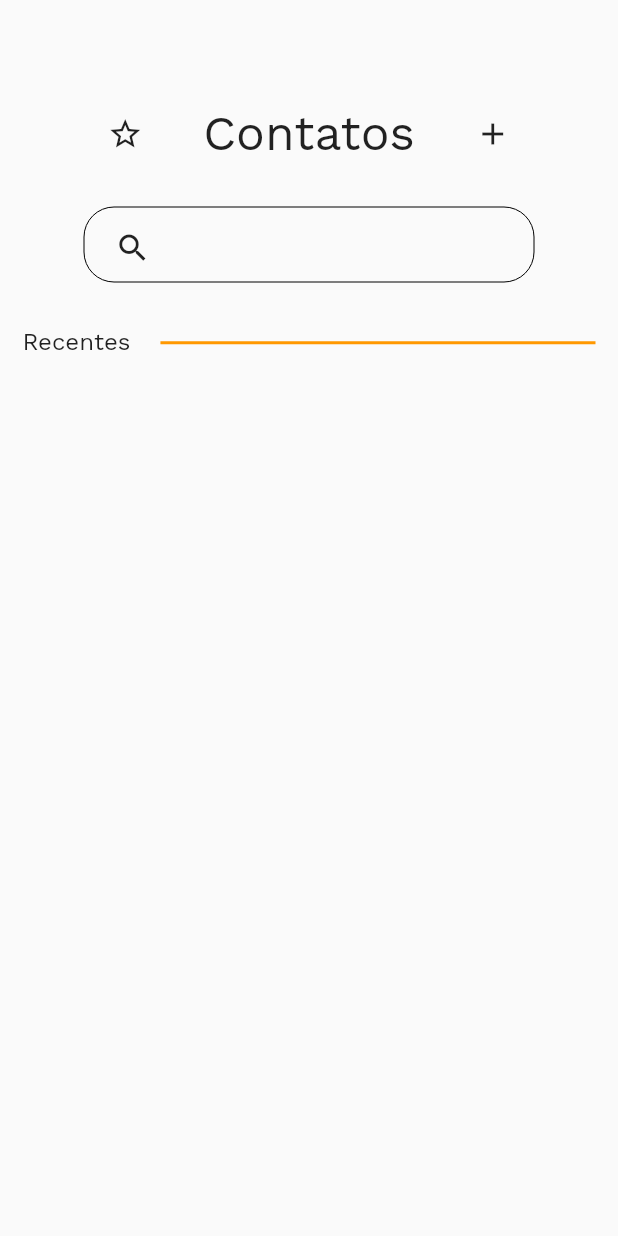
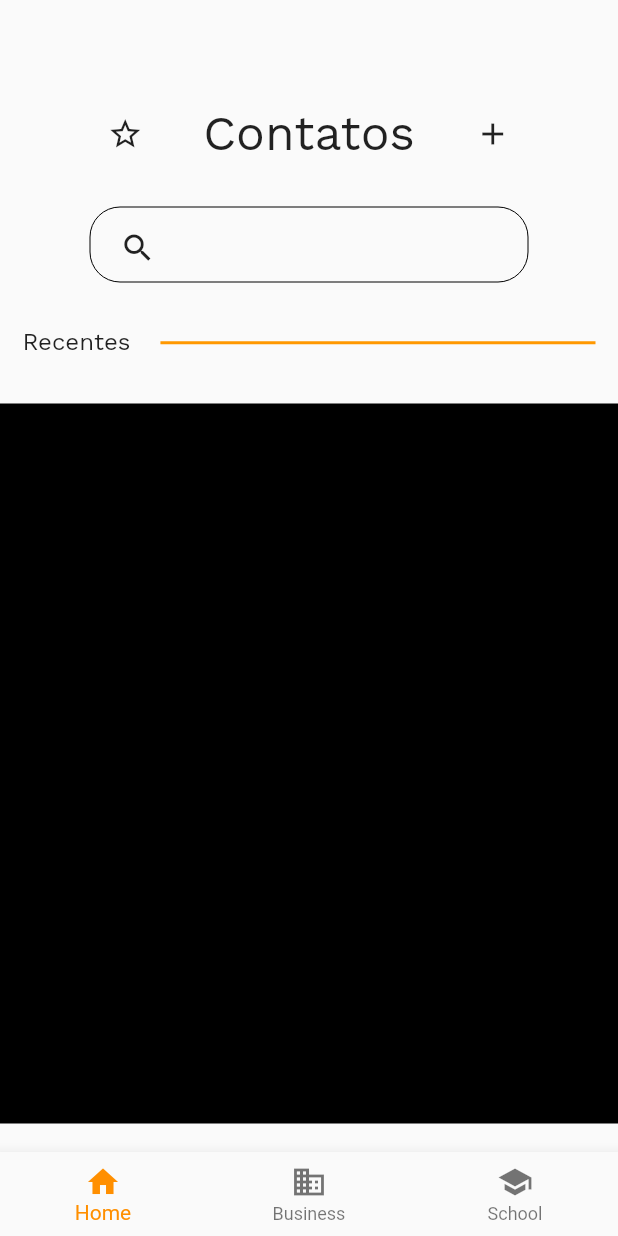
Before and after one commit to MatheusBispoDev/caseirinhos, a Flutter app: the screen it shows after launch, on a phone screen of 412 x 824 dp. Run offline on Flutter 3.47's test engine with Material 2 defaults, Android fonts, the phone set to English and light mode, and no system bars; our stand-ins replace google_fonts.

Commit message:
Alterações tela contatos, adicionado listviews

```diff
--- a/lib/components/textfield_search.dart
+++ b/lib/components/textfield_search.dart
@@ -9,9 +9,11 @@ class TextfieldSearch extends StatelessWidget {
 
   @override
   Widget build(BuildContext context) {
-    return Container(
+    return Padding(
+      padding: const EdgeInsets.only(left: 60, right: 60),
+      child: Container(
         height: 50,
-      width: 300,
+        width: MediaQuery.of(context).size.width,
         child: Row(
           mainAxisAlignment: MainAxisAlignment.start,
           crossAxisAlignment: CrossAxisAlignment.start,
@@ -43,6 +45,7 @@ class TextfieldSearch extends StatelessWidget {
           border: Border.all(width: 0.0),
           borderRadius: BorderRadius.all(Radius.circular(20.0)),
         ),
+      ),
     );
   }
 }
--- a/lib/main.dart
+++ b/lib/main.dart
@@ -41,9 +41,27 @@ class _ContatoseState extends State<ContatosPage> {
   @override
   Widget build(BuildContext context) {
     return Scaffold(
-      body: SingleChildScrollView(
-        child: Column(
-          mainAxisAlignment: MainAxisAlignment.start,
+      bottomNavigationBar: BottomNavigationBar(
+        items: const <BottomNavigationBarItem>[
+          BottomNavigationBarItem(
+            icon: Icon(Icons.home),
+            label: 'Home',
+          ),
+          BottomNavigationBarItem(
+            icon: Icon(Icons.business),
+            label: 'Business',
+          ),
+          BottomNavigationBarItem(
+            icon: Icon(Icons.school),
+            label: 'School',
+          ),
+        ],
+        selectedItemColor: Colors.amber[800],
+      ),
+      body: Container(
+        height: MediaQuery.of(context).size.height,
+        width: MediaQuery.of(context).size.width,
+        child: ListView(
           children: [
             Padding(
               padding: const EdgeInsets.only(top: 70),
@@ -71,6 +89,14 @@ class _ContatoseState extends State<ContatosPage> {
               colorDivider: colorPrimay,
             ),
             SizedBox(height: 30),
+            Container(
+              width: MediaQuery.of(context).size.width,
+              height: 480,
+              child: ListView(
+                children: [],
+              ),
+              color: Colors.black,
+            )
           ],
         ),
       ),
```
Also changed, not shown: 2 other files. Lines whose indentation alone changed are shown as unchanged.
